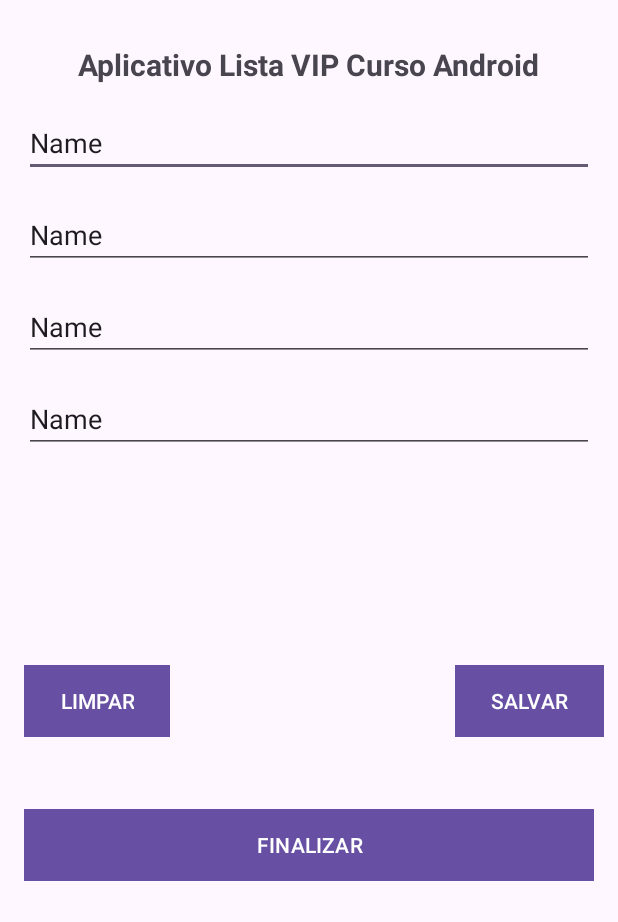
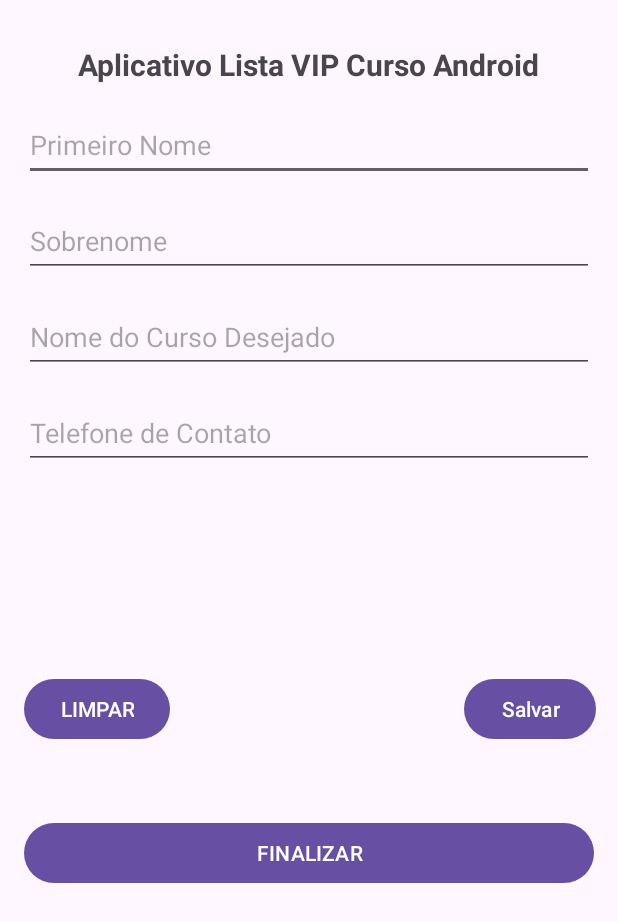
Before and after one commit to VitorPgms/CursoDesenvolvimentoAndroid2023, an Android app: the screen it shows after launch (MainActivity), on a phone screen of 412 x 824 dp. Shown: the top 922 px of the screen. Run offline under Robolectric (Android 15) with nearby library versions, the phone set to English and light mode, and no system bars.

Commit message:
Corrigindo Erros do layout

```diff
--- a/AppListaCurso/app/src/main/res/layout/activity_main.xml
+++ b/AppListaCurso/app/src/main/res/layout/activity_main.xml
@@ -11,7 +11,7 @@
         android:id="@+id/txtTitulo"
         android:layout_width="wrap_content"
         android:layout_height="wrap_content"
-        android:text="Aplicativo Lista VIP Curso Android"
+        android:text="@string/txt_titulo"
         android:textSize="20sp"
         android:textStyle="bold"
         app:layout_constraintBottom_toBottomOf="parent"
@@ -24,13 +24,12 @@
     <EditText
         android:id="@+id/txtNome"
         android:layout_width="match_parent"
-        android:layout_height="wrap_content"
+        android:layout_height="48dp"
         android:layout_margin="16dp"
         android:layout_marginTop="32dp"
         android:ems="10"
         android:inputType="text"
-        android:text="Name"
-        android:hint="Primeiro Nome"
+        android:hint="@string/txt_hint_edit_primeiro_nome"
         app:layout_constraintEnd_toEndOf="parent"
         app:layout_constraintStart_toStartOf="parent"
         app:layout_constraintTop_toBottomOf="@+id/txtTitulo" />
@@ -38,12 +37,11 @@
     <EditText
         android:id="@+id/txtSobrenome"
         android:layout_width="match_parent"
-        android:layout_height="wrap_content"
+        android:layout_height="48dp"
         android:layout_margin="16dp"
         android:ems="10"
         android:inputType="text"
-        android:text="Name"
-        android:hint="Sobrenome"
+        android:hint="@string/txt_hint_edit_sobrenome"
         app:layout_constraintEnd_toEndOf="parent"
         app:layout_constraintStart_toStartOf="parent"
         app:layout_constraintTop_toBottomOf="@+id/txtNome" />
@@ -51,64 +49,59 @@
     <EditText
         android:id="@+id/txtCurso"
         android:layout_width="match_parent"
-        android:layout_height="wrap_content"
+        android:layout_height="48dp"
         android:layout_margin="16dp"
         android:ems="10"
         android:inputType="text"
-        android:text="Name"
-        android:hint="Nome do Curso Desejado"
+        android:hint="@string/txt_hint_edit_nome_curso"
         app:layout_constraintStart_toStartOf="parent"
         app:layout_constraintTop_toBottomOf="@+id/txtSobrenome" />
 
     <EditText
         android:id="@+id/txtContato"
         android:layout_width="match_parent"
-        android:layout_height="wrap_content"
+        android:layout_height="48dp"
         android:layout_margin="16dp"
         android:layout_marginTop="24dp"
         android:ems="10"
         android:inputType="text"
-        android:text="Name"
-        android:hint="Telefone de Contato"
+        android:hint="@string/txt_hint_edit_telefone_contato"
         app:layout_constraintEnd_toEndOf="parent"
         app:layout_constraintTop_toBottomOf="@+id/txtCurso" />
 
     <Button
-        android:id="@+id/button"
+        android:id="@+id/btnLimpar"
         android:layout_width="wrap_content"
         android:layout_height="wrap_content"
         android:layout_marginStart="16dp"
         android:layout_marginBottom="48dp"
-        android:text="LIMPAR"
-        android:background="@color/corBotoes"
-        app:layout_constraintBottom_toTopOf="@+id/button3"
+        android:text="@string/txt_button_limpar"
+        app:layout_constraintBottom_toTopOf="@+id/btnFinalizar"
         app:layout_constraintStart_toStartOf="parent"
         app:layout_constraintTop_toBottomOf="@+id/txtContato"
         app:layout_constraintVertical_bias="1.0" />
 
     <Button
-        android:id="@+id/button2"
+        android:id="@+id/btnSalvar"
         android:layout_width="wrap_content"
         android:layout_height="wrap_content"
         android:layout_marginStart="180dp"
         android:layout_marginBottom="48dp"
-        android:text="SALVAR"
-        android:background="@color/corBotoes"
-        app:layout_constraintBottom_toTopOf="@+id/button3"
+        android:text="@string/txt_button_salvar"
+        app:layout_constraintBottom_toTopOf="@+id/btnFinalizar"
         app:layout_constraintEnd_toEndOf="parent"
         app:layout_constraintHorizontal_bias="0.515"
-        app:layout_constraintStart_toEndOf="@+id/button"
+        app:layout_constraintStart_toEndOf="@+id/btnLimpar"
         app:layout_constraintTop_toBottomOf="@+id/txtContato"
         app:layout_constraintVertical_bias="1.0" />
 
     <Button
-        android:id="@+id/button3"
+        android:id="@+id/btnFinalizar"
         android:layout_width="match_parent"
         android:layout_height="wrap_content"
         android:layout_margin="16dp"
         android:layout_marginBottom="248dp"
-        android:text="FINALIZAR"
-        android:background="@color/corBotoes"
+        android:text="@string/txt_button_finalizar"
         app:layout_constraintBottom_toBottomOf="parent"
         app:layout_constraintEnd_toEndOf="parent"
         app:layout_constraintStart_toStartOf="parent"
--- a/AppListaCurso/app/src/main/res/values/strings.xml
+++ b/AppListaCurso/app/src/main/res/values/strings.xml
@@ -1,3 +1,11 @@
 <resources>
     <string name="app_name">AppListaCurso</string>
+    <string name="txt_titulo">Aplicativo Lista VIP Curso Android</string>
+    <string name="txt_hint_edit_primeiro_nome">Primeiro Nome</string>
+    <string name="txt_hint_edit_sobrenome">Sobrenome</string>
+    <string name="txt_hint_edit_nome_curso">Nome do Curso Desejado</string>
+    <string name="txt_hint_edit_telefone_contato">Telefone de Contato</string>
+    <string name="txt_button_limpar">LIMPAR</string>
+    <string name="txt_button_salvar">Salvar</string>
+    <string name="txt_button_finalizar">FINALIZAR</string>
 </resources>
```
